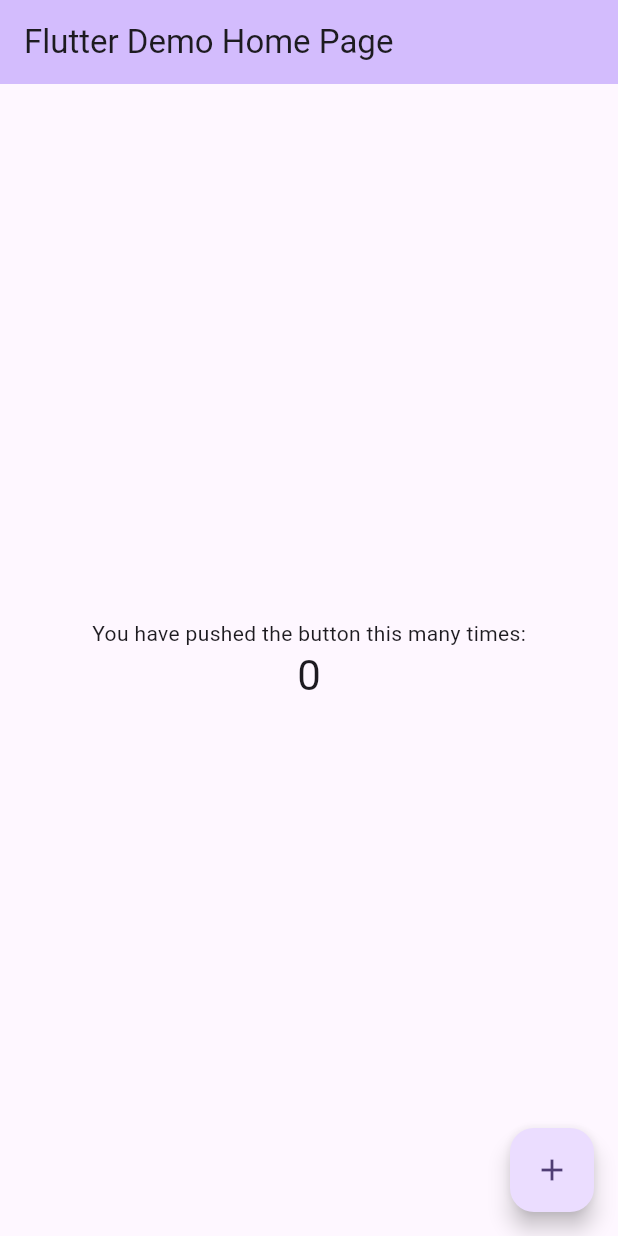
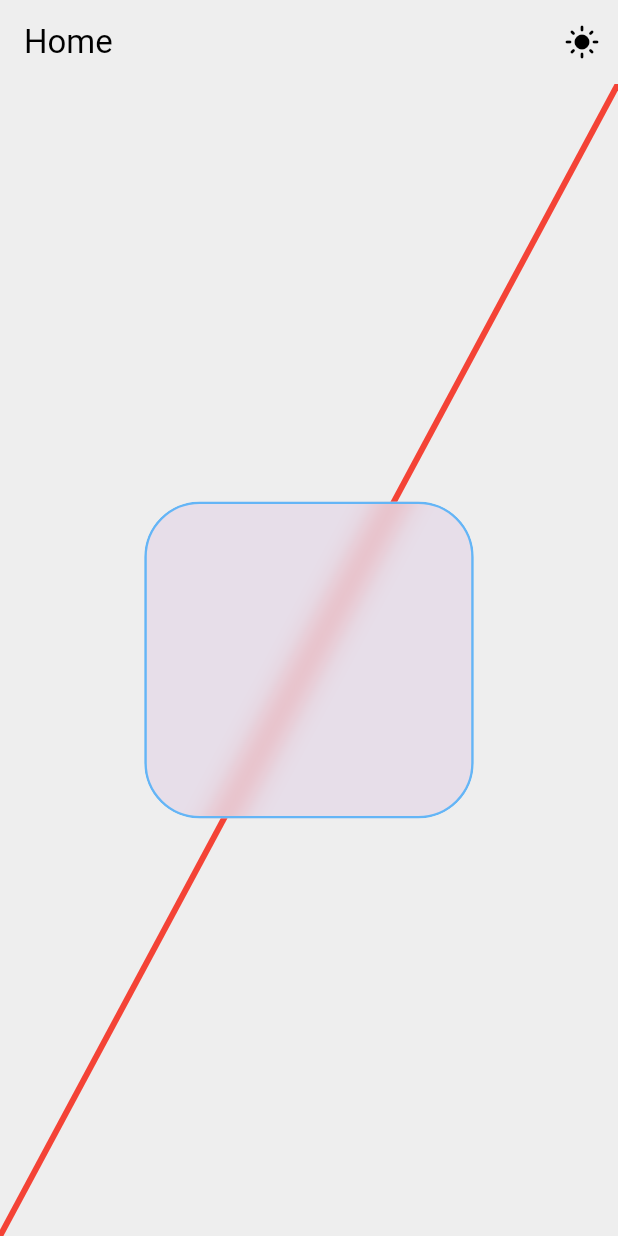
Before and after one commit to YigitAkture/InvesTracker, a Flutter app: the screen it shows after launch, on a phone screen of 412 x 824 dp. Run offline on Flutter 3.47's test engine with Material 3 defaults, Android fonts, the phone set to English and light mode, and no system bars; our stand-ins replace flutter_screenutil.

Commit message:
Add app color theme template

```diff
--- /dev/null
+++ b/inves_tracker/lib/app.dart
@@ -0,0 +1,20 @@
+import 'package:flutter/material.dart';
+import 'package:inves_tracker/views/home/home_screen.dart';
+import 'package:provider/provider.dart';
+import 'package:inves_tracker/core/utils/theme_notifier.dart';
+
+class MyApp extends StatelessWidget {
+  const MyApp({super.key});
+
+  // This widget is the root of your application.
+  @override
+  Widget build(BuildContext context) {
+    final themeNotifier = Provider.of<ThemeNotifier>(context);
+    return MaterialApp(
+      title: 'InvesTracker',
+      debugShowCheckedModeBanner: false,
+      theme: themeNotifier.currentTheme,
+      home: const HomeScreen(),
+    );
+  }
+}
--- /dev/null
+++ b/inves_tracker/lib/core/constants/app_colors.dart
@@ -0,0 +1,32 @@
+import 'package:flutter/material.dart';
+
+class AppColors {
+  // --- Light Colors ---
+  static final Color primaryLight = Colors.blue[300]!;
+  static final Color secondaryLight = Colors.orange[600]!;
+  static final Color backgroundLight = Colors.grey[200]!;
+
+  // --- Dark Colors ---
+  static const Color primaryDark = Colors.blueAccent;
+  static const Color secondaryDark = Colors.orange;
+  static const Color backgroundDark = Color(0xFF121212);
+
+  // --- Dynamic Getters ---
+  static Color primary(BuildContext context) {
+    return Theme.of(context).brightness == Brightness.dark
+        ? primaryDark
+        : primaryLight;
+  }
+
+  static Color secondary(BuildContext context) {
+    return Theme.of(context).brightness == Brightness.dark
+        ? secondaryDark
+        : secondaryLight;
+  }
+
+  static Color background(BuildContext context) {
+    return Theme.of(context).brightness == Brightness.dark
+        ? backgroundDark
+        : backgroundLight;
+  }
+}
--- /dev/null
+++ b/inves_tracker/lib/core/theme/dark_theme.dart
@@ -0,0 +1,12 @@
+import 'package:flutter/material.dart';
+import '../constants/app_colors.dart';
+
+final ThemeData darkTheme = ThemeData(
+  brightness: Brightness.dark,
+  primaryColor: AppColors.primaryDark,
+  scaffoldBackgroundColor: AppColors.backgroundDark,
+  appBarTheme: const AppBarTheme(
+    backgroundColor: AppColors.backgroundDark,
+    foregroundColor: Colors.white,
+  ),
+);
--- /dev/null
+++ b/inves_tracker/lib/core/theme/light_theme.dart
@@ -0,0 +1,12 @@
+import 'package:flutter/material.dart';
+import '../constants/app_colors.dart';
+
+final ThemeData lightTheme = ThemeData(
+  brightness: Brightness.light,
+  primaryColor: AppColors.primaryLight,
+  scaffoldBackgroundColor: AppColors.backgroundLight,
+  appBarTheme: AppBarTheme(
+    backgroundColor: AppColors.backgroundLight,
+    foregroundColor: Colors.black,
+  ),
+);
--- /dev/null
+++ b/inves_tracker/lib/core/utils/theme_notifier.dart
@@ -0,0 +1,15 @@
+import 'package:flutter/material.dart';
+import '../theme/light_theme.dart';
+import '../theme/dark_theme.dart';
+
+class ThemeNotifier extends ChangeNotifier {
+  bool _isDarkMode = false;
+  bool get isDarkMode => _isDarkMode;
+
+  ThemeData get currentTheme => _isDarkMode ? darkTheme : lightTheme;
+
+  void toggleTheme() {
+    _isDarkMode = !_isDarkMode;
+    notifyListeners();
+  }
+}
--- a/inves_tracker/lib/main.dart
+++ b/inves_tracker/lib/main.dart
@@ -1,122 +1,19 @@
 import 'package:flutter/material.dart';
+import 'package:flutter_screenutil/flutter_screenutil.dart';
+import 'package:inves_tracker/app.dart';
+import 'package:inves_tracker/core/utils/theme_notifier.dart';
+import 'package:provider/provider.dart';
 
 void main() {
-  runApp(const MyApp());
+  runApp(
+    ChangeNotifierProvider(
+      create: (_) => ThemeNotifier(),
+      child: ScreenUtilInit(
+        designSize: const Size(360, 780),
+        minTextAdapt: true,
+        splitScreenMode: true,
+        builder:(context, child) => const MyApp(),
+      )
+    ),
+  );
 }
-
-class MyApp extends StatelessWidget {
-  const MyApp({super.key});
-
-  // This widget is the root of your application.
-  @override
-  Widget build(BuildContext context) {
-    return MaterialApp(
-      title: 'Flutter Demo',
-      theme: ThemeData(
-        // This is the theme of your application.
-        //
-        // TRY THIS: Try running your application with "flutter run". You'll see
-        // the application has a purple toolbar. Then, without quitting the app,
-        // try changing the seedColor in the colorScheme below to Colors.green
-        // and then invoke "hot reload" (save your changes or press the "hot
-        // reload" button in a Flutter-supported IDE, or press "r" if you used
-        // the command line to start the app).
-        //
-        // Notice that the counter didn't reset back to zero; the application
-        // state is not lost during the reload. To reset the state, use hot
-        // restart instead.
-        //
-        // This works for code too, not just values: Most code changes can be
-        // tested with just a hot reload.
-        colorScheme: ColorScheme.fromSeed(seedColor: Colors.deepPurple),
-      ),
-      home: const MyHomePage(title: 'Flutter Demo Home Page'),
-    );
-  }
-}
-
-class MyHomePage extends StatefulWidget {
-  const MyHomePage({super.key, required this.title});
-
-  // This widget is the home page of your application. It is stateful, meaning
-  // that it has a State object (defined below) that contains fields that affect
-  // how it looks.
-
-  // This class is the configuration for the state. It holds the values (in this
-  // case the title) provided by the parent (in this case the App widget) and
-  // used by the build method of the State. Fields in a Widget subclass are
-  // always marked "final".
-
-  final String title;
-
-  @override
-  State<MyHomePage> createState() => _MyHomePageState();
-}
-
-class _MyHomePageState extends State<MyHomePage> {
-  int _counter = 0;
-
-  void _incrementCounter() {
-    setState(() {
-      // This call to setState tells the Flutter framework that something has
-      // changed in this State, which causes it to rerun the build method below
-      // so that the display can reflect the updated values. If we changed
-      // _counter without calling setState(), then the build method would not be
-      // called again, and so nothing would appear to happen.
-      _counter++;
-    });
-  }
-
-  @override
-  Widget build(BuildContext context) {
-    // This method is rerun every time setState is called, for instance as done
-    // by the _incrementCounter method above.
-    //
-    // The Flutter framework has been optimized to make rerunning build methods
-    // fast, so that you can just rebuild anything that needs updating rather
-    // than having to individually change instances of widgets.
-    return Scaffold(
-      appBar: AppBar(
-        // TRY THIS: Try changing the color here to a specific color (to
-        // Colors.amber, perhaps?) and trigger a hot reload to see the AppBar
-        // change color while the other colors stay the same.
-        backgroundColor: Theme.of(context).colorScheme.inversePrimary,
-        // Here we take the value from the MyHomePage object that was created by
-        // the App.build method, and use it to set our appbar title.
-        title: Text(widget.title),
-      ),
-      body: Center(
-        // Center is a layout widget. It takes a single child and positions it
-        // in the middle of the parent.
-        child: Column(
-          // Column is also a layout widget. It takes a list of children and
-          // arranges them vertically. By default, it sizes itself to fit its
-          // children horizontally, and tries to be as tall as its parent.
-          //
-          // Column has various properties to control how it sizes itself and
-          // how it positions its children. Here we use mainAxisAlignment to
-          // center the children vertically; the main axis here is the vertical
-          // axis because Columns are vertical (the cross axis would be
-          // horizontal).
-          //
-          // TRY THIS: Invoke "debug painting" (choose the "Toggle Debug Paint"
-          // action in the IDE, or press "p" in the console), to see the
-          // wireframe for each widget.
-          mainAxisAlignment: MainAxisAlignment.center,
-          children: <Widget>[
-            const Text('You have pushed the button this many times:'),
-            Text(
-              '$_counter',
-              style: Theme.of(context).textTheme.headlineMedium,
-            ),
-          ],
-        ),
-      ),
-      floatingActionButton: FloatingActionButton(
-        onPressed: _incrementCounter,
-        tooltip: 'Increment',
-        child: const Icon(Icons.add),
-      ), // This trailing comma makes auto-formatting nicer for build methods.
-    );
-  }
-}
--- /dev/null
+++ b/inves_tracker/lib/views/home/home_screen.dart
@@ -0,0 +1,77 @@
+import 'dart:ui';
+import 'package:flutter/material.dart';
+import 'package:flutter_screenutil/flutter_screenutil.dart';
+import 'package:inves_tracker/core/constants/app_colors.dart';
+import 'package:provider/provider.dart';
+import '../../../core/utils/theme_notifier.dart';
+
+class HomeScreen extends StatelessWidget {
+  const HomeScreen({super.key});
+
+  @override
+  Widget build(BuildContext context) {
+    final themeNotifier = Provider.of<ThemeNotifier>(context);
+
+    return Scaffold(
+      appBar: AppBar(
+        title: const Text("Home"),
+        actions: [
+          IconButton(
+            icon: Icon(
+              themeNotifier.isDarkMode ? Icons.dark_mode : Icons.light_mode,
+            ),
+            onPressed: () => themeNotifier.toggleTheme(),
+          ),
+        ],
+      ),
+      body: Stack(
+        children: [
+          CustomPaint(
+            size: Size.infinite,
+            painter: DiagonalLinePainter(),
+          ),
+
+          Center(
+            child: ClipRRect(
+              borderRadius: BorderRadius.circular(35.r),
+              child: BackdropFilter(
+                filter: ImageFilter.blur(sigmaX: 10, sigmaY: 10),
+                child: Container(
+                  width: 192.w,
+                  height: 200.h,
+                  decoration: BoxDecoration(
+                    color: Colors.purple.withValues(alpha: 0.08),
+                    borderRadius: BorderRadius.circular(35.r),
+                    border: Border.all(
+                      color: AppColors.primary(context),
+                      width: 1.5.w,
+                    ),
+                  ),
+                ),
+              ),
+            ),
+          ),
+        ],
+      ),
+    );
+  }
+}
+
+class DiagonalLinePainter extends CustomPainter {
+  @override
+  void paint(Canvas canvas, Size size) {
+    final paint = Paint()
+      ..color = Colors.red
+      ..strokeWidth = 4
+      ..style = PaintingStyle.stroke;
+
+    canvas.drawLine(
+      Offset(0, size.height),
+      Offset(size.width, 0),
+      paint,
+    );
+  }
+
+  @override
+  bool shouldRepaint(CustomPainter oldDelegate) => false;
+}
```
Also changed, not shown: inves_tracker/pubspec.yaml (+5 -64 lines), 1 other file.
